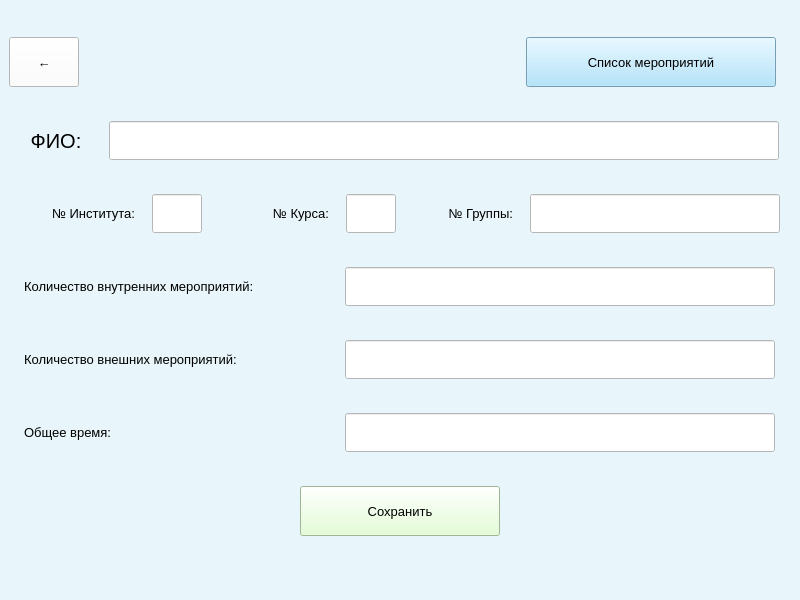
andrei-229/valanter_app, file qt/student.ui: the form before one commit.
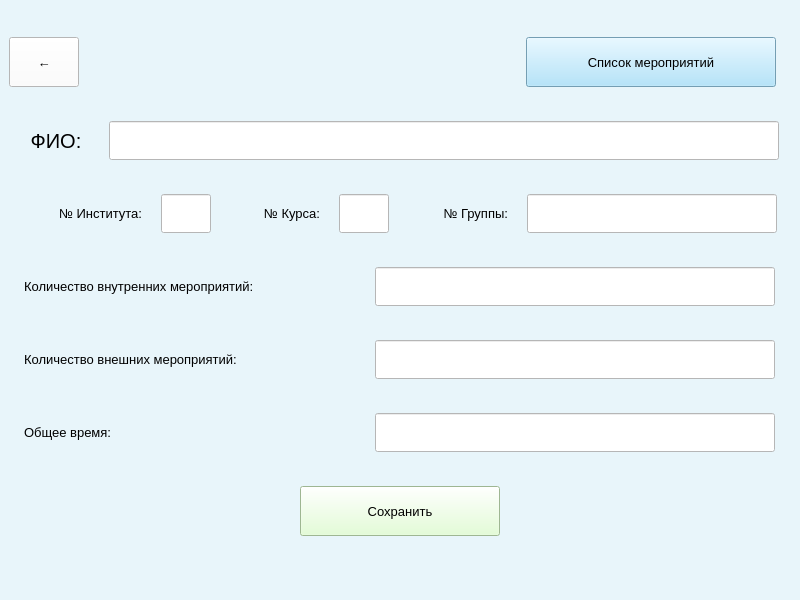
The form after the commit.

Diff of the .ui file:
```diff
--- a/qt/student.ui
+++ b/qt/student.ui
@@ -174,7 +174,7 @@
        <widget class="QLabel" name="label_2">
         <property name="maximumSize">
          <size>
-          <width>115</width>
+          <width>120</width>
           <height>16777215</height>
          </size>
         </property>
@@ -213,7 +213,7 @@
        <widget class="QLabel" name="label_3">
         <property name="maximumSize">
          <size>
-          <width>110</width>
+          <width>90</width>
           <height>16777215</height>
          </size>
         </property>
@@ -302,9 +302,15 @@
      <layout class="QHBoxLayout" name="horizontalLayout_4">
       <item>
        <widget class="QLabel" name="label_5">
+        <property name="minimumSize">
+         <size>
+          <width>330</width>
+          <height>0</height>
+         </size>
+        </property>
         <property name="maximumSize">
          <size>
-          <width>300</width>
+          <width>330</width>
           <height>16777215</height>
          </size>
         </property>
@@ -322,7 +328,7 @@
        <widget class="QLineEdit" name="in_events">
         <property name="maximumSize">
          <size>
-          <width>430</width>
+          <width>400</width>
           <height>16777215</height>
          </size>
         </property>
@@ -342,9 +348,15 @@
      <layout class="QHBoxLayout" name="horizontalLayout_5">
       <item>
        <widget class="QLabel" name="label_6">
+        <property name="minimumSize">
+         <size>
+          <width>330</width>
+          <height>0</height>
+         </size>
+        </property>
         <property name="maximumSize">
          <size>
-          <width>300</width>
+          <width>330</width>
           <height>16777215</height>
          </size>
         </property>
@@ -362,7 +374,7 @@
        <widget class="QLineEdit" name="out_events">
         <property name="maximumSize">
          <size>
-          <width>430</width>
+          <width>400</width>
           <height>16777215</height>
          </size>
         </property>
@@ -382,9 +394,15 @@
      <layout class="QHBoxLayout" name="horizontalLayout_6">
       <item>
        <widget class="QLabel" name="label_7">
+        <property name="minimumSize">
+         <size>
+          <width>330</width>
+          <height>0</height>
+         </size>
+        </property>
         <property name="maximumSize">
          <size>
-          <width>300</width>
+          <width>330</width>
           <height>16777215</height>
          </size>
         </property>
@@ -402,7 +420,7 @@
        <widget class="QLineEdit" name="time_total">
         <property name="maximumSize">
          <size>
-          <width>430</width>
+          <width>400</width>
           <height>16777215</height>
          </size>
         </property>
@@ -415,7 +433,7 @@
          <string notr="true">background-color: rgb(255, 255, 255);</string>
         </property>
         <property name="alignment">
-         <set>Qt::AlignRight|Qt::AlignTrailing|Qt::AlignVCenter</set>
+         <set>Qt::AlignLeading|Qt::AlignLeft|Qt::AlignVCenter</set>
         </property>
        </widget>
       </item>
```
Left out of the diff: 24 changed lines with no effect on the pictures.
